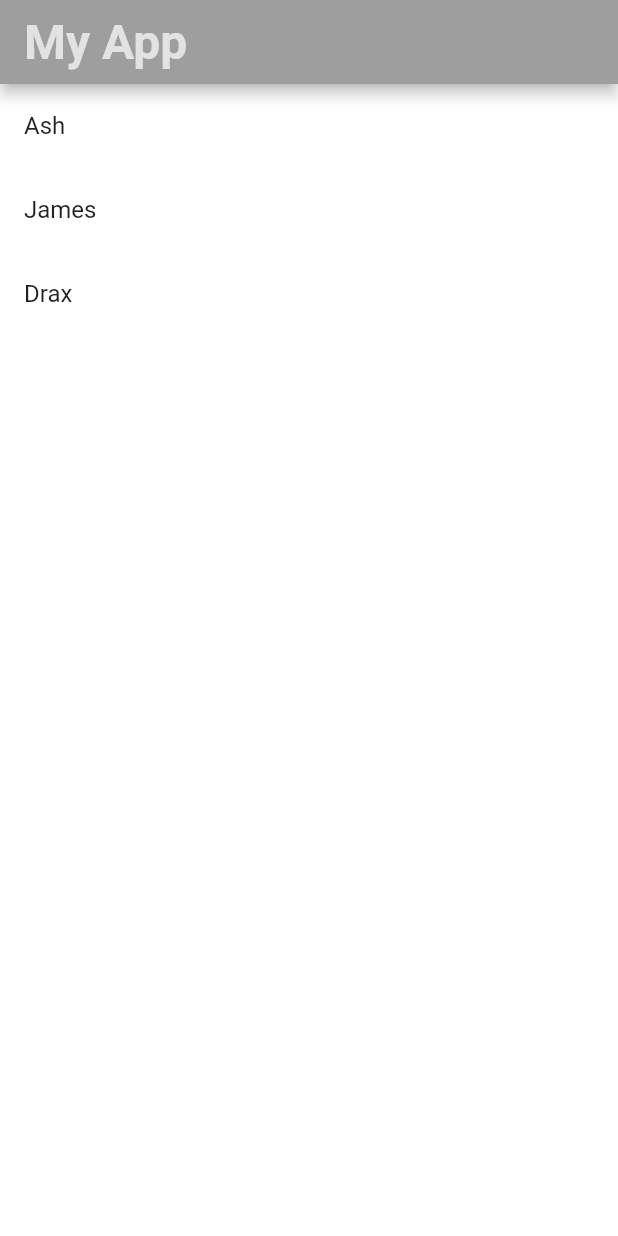
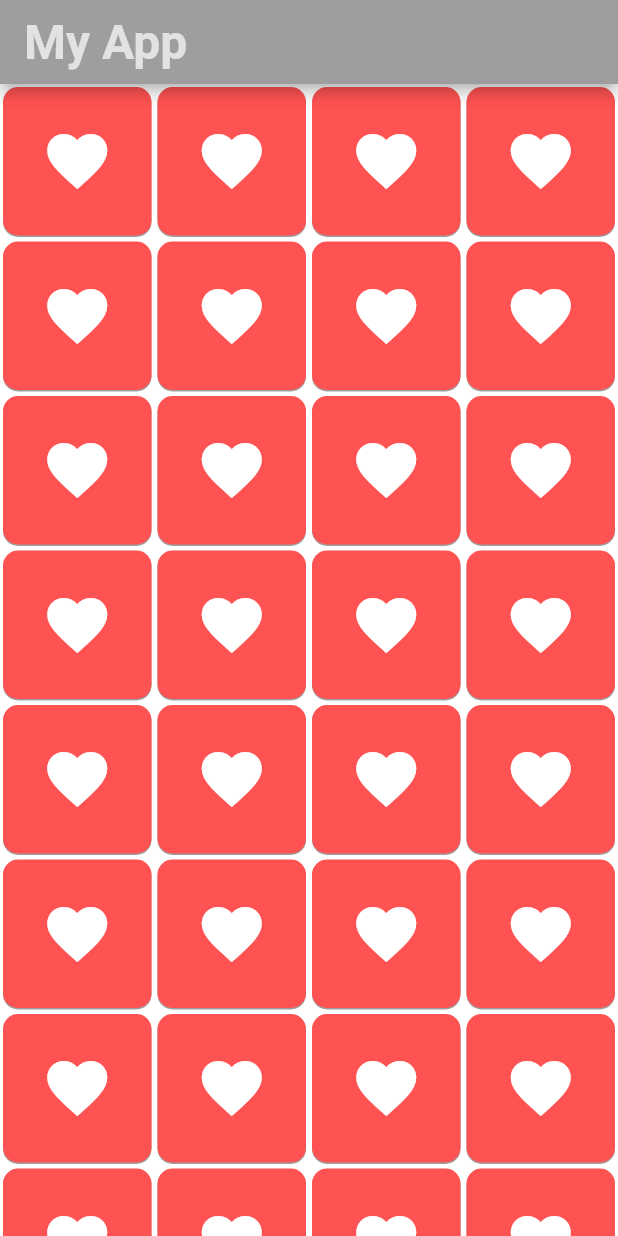
Before and after one commit to Ashokpal24/Flutter_hello_world, a Flutter app: the screen it shows after launch, on a phone screen of 412 x 824 dp. Run offline on Flutter 3.47's test engine with Material 2 defaults, Android fonts, the phone set to English and light mode, and no system bars.

Commit message:
GridView completed.

```diff
--- a/lib/main.dart
+++ b/lib/main.dart
@@ -1,4 +1,5 @@
 import 'package:flutter/material.dart';
+import 'package:flutter/rendering.dart';
 
 void main() => runApp(MyApp());
 
@@ -22,10 +23,28 @@ class MyApp extends StatelessWidget {
               ),
               backgroundColor: Colors.grey,
             ),
-            body: ListView.builder(
-                itemCount: names.length,
-                itemBuilder: (context, index) => ListTile(
-                      title: Text(names[index]),
+            body: GridView.builder(
+                itemCount: 64,
+                gridDelegate: SliverGridDelegateWithFixedCrossAxisCount(
+                    crossAxisCount: 4),
+                itemBuilder: (context, index) => Container(
+                      width: 64,
+                      height: 64,
+                      decoration: BoxDecoration(
+                          color: Colors.redAccent,
+                          borderRadius: BorderRadius.circular(10),
+                          boxShadow: [
+                            BoxShadow(
+                                // blurRadius: 10,
+                                offset: Offset(0.0, 1.0),
+                                color: Colors.grey)
+                          ]),
+                      margin: EdgeInsets.all(2),
+                      child: Icon(
+                        Icons.favorite,
+                        size: 48,
+                        color: Colors.white,
+                      ),
                     ))));
   }
 }
```
